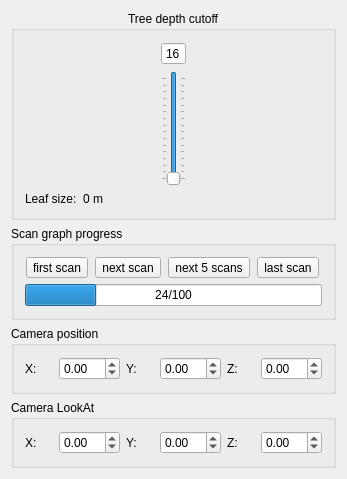
First picture: the form in src/octovis/ViewerSettingsPanel.ui, repository OctoMap/octomap, before the edit.
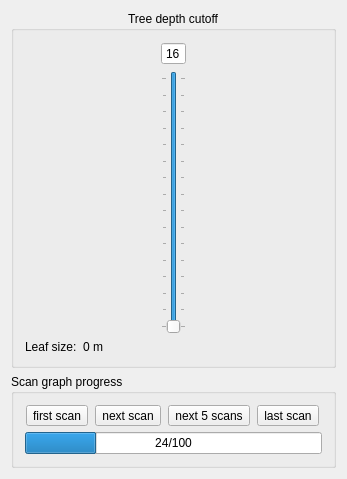
Second picture: the form after the edit. Icons and pictures are not drawn.

Commit message: octovis: moved camera position and lookAt widgets to camera settings panel

```diff
--- a/src/octovis/ViewerSettingsPanel.ui
+++ b/src/octovis/ViewerSettingsPanel.ui
@@ -235,137 +235,9 @@
      </layout>
     </widget>
    </item>
-   <item>
-    <widget class="QGroupBox" name="groupBox_3">
-     <property name="title">
-      <string>Camera position</string>
-     </property>
-     <layout class="QVBoxLayout" name="verticalLayout_6">
-      <item>
-       <layout class="QHBoxLayout" name="horizontalLayout_2">
-        <item>
-         <widget class="QLabel" name="label">
-          <property name="text">
-           <string>X:</string>
-          </property>
-         </widget>
-        </item>
-        <item>
-         <widget class="QDoubleSpinBox" name="posX">
-          <property name="minimum">
-           <double>-99.000000000000000</double>
-          </property>
-          <property name="singleStep">
-           <double>0.500000000000000</double>
-          </property>
-         </widget>
-        </item>
-        <item>
-         <widget class="QLabel" name="label_2">
-          <property name="text">
-           <string>Y:</string>
-          </property>
-         </widget>
-        </item>
-        <item>
-         <widget class="QDoubleSpinBox" name="posY">
-          <property name="minimum">
-           <double>-99.000000000000000</double>
-          </property>
-          <property name="singleStep">
-           <double>0.500000000000000</double>
-          </property>
-         </widget>
-        </item>
-        <item>
-         <widget class="QLabel" name="label_3">
-          <property name="text">
-           <string>Z:</string>
-          </property>
-         </widget>
-        </item>
-        <item>
-         <widget class="QDoubleSpinBox" name="posZ">
-          <property name="minimum">
-           <double>-99.000000000000000</double>
-          </property>
-          <property name="singleStep">
-           <double>0.500000000000000</double>
-          </property>
-         </widget>
-        </item>
-       </layout>
-      </item>
-     </layout>
-    </widget>
-   </item>
-   <item>
-    <widget class="QGroupBox" name="groupBox_4">
-     <property name="title">
-      <string>Camera LookAt</string>
-     </property>
-     <layout class="QVBoxLayout" name="verticalLayout">
-      <item>
-       <layout class="QHBoxLayout" name="horizontalLayout_3">
-        <item>
-         <widget class="QLabel" name="label_6">
-          <property name="text">
-           <string>X:</string>
-          </property>
-         </widget>
-        </item>
-        <item>
-         <widget class="QDoubleSpinBox" name="lookX">
-          <property name="minimum">
-           <double>-99.000000000000000</double>
-          </property>
-          <property name="singleStep">
-           <double>0.500000000000000</double>
-          </property>
-         </widget>
-        </item>
-        <item>
-         <widget class="QLabel" name="label_5">
-          <property name="text">
-           <string>Y:</string>
-          </property>
-         </widget>
-        </item>
-        <item>
-         <widget class="QDoubleSpinBox" name="lookY">
-          <property name="minimum">
-           <double>-99.000000000000000</double>
-          </property>
-          <property name="singleStep">
-           <double>0.500000000000000</double>
-          </property>
-         </widget>
-        </item>
-        <item>
-         <widget class="QLabel" name="label_4">
-          <property name="text">
-           <string>Z:</string>
-          </property>
-         </widget>
-        </item>
-        <item>
-         <widget class="QDoubleSpinBox" name="lookZ">
-          <property name="minimum">
-           <double>-99.000000000000000</double>
-          </property>
-          <property name="singleStep">
-           <double>0.500000000000000</double>
-          </property>
-         </widget>
-        </item>
-       </layout>
-      </item>
-     </layout>
-    </widget>
-   </item>
   </layout>
  </widget>
- <layoutdefault spacing="6" margin="11"/>
+ <layoutdefault spacing="6" margin="11" />
  <resources>
   <include location="icons.qrc"/>
  </resources>
```
Left out of the diff: 165 changed lines with no effect on the pictures. The commit also changes 9 other files.
